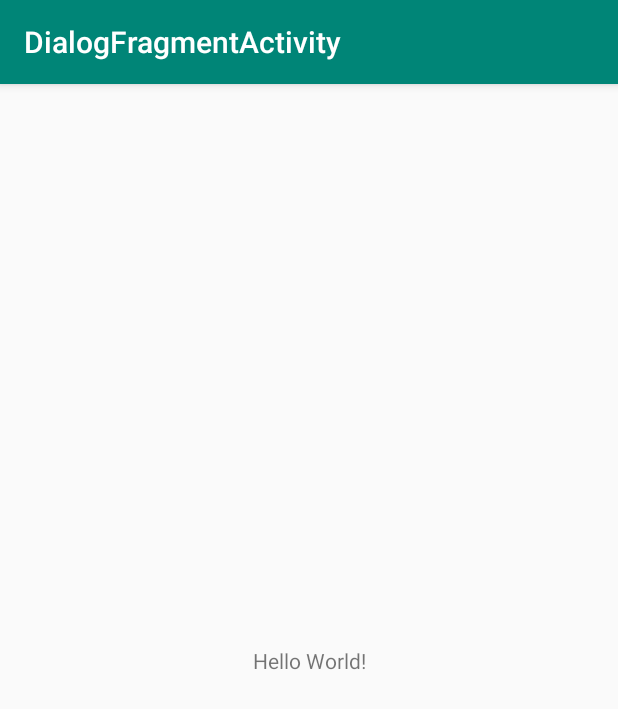
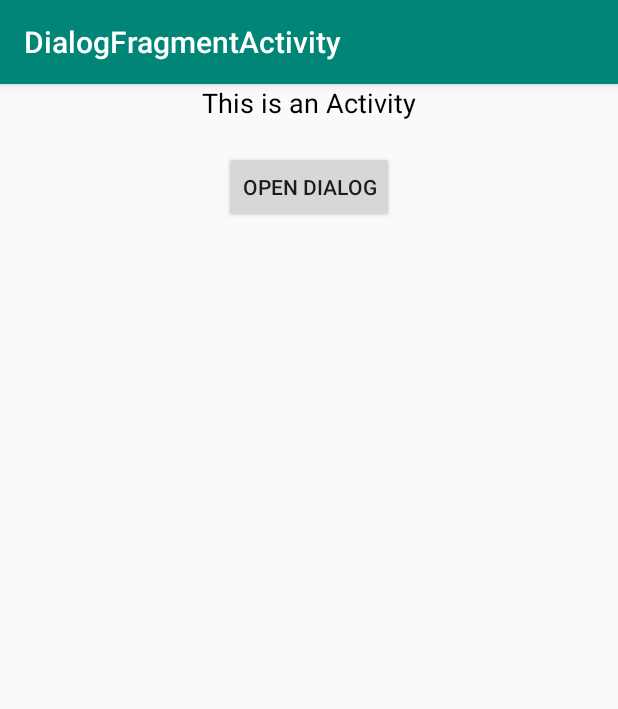
Before and after one commit to AdamDoquiatan/AndroidDev-Course, an Android app: the screen it shows after launch (MainActivity), on a phone screen of 412 x 824 dp. Shown: the top 709 px of the screen. Run offline under Robolectric (Android 15) with nearby library versions, the phone set to English and light mode, and no system bars.

Commit message:
more DialogFragmentActivity

```diff
--- a/DialogFragmentActivity/app/src/main/java/com/example/dialogfragmentactivity/MainActivity.java
+++ b/DialogFragmentActivity/app/src/main/java/com/example/dialogfragmentactivity/MainActivity.java
@@ -2,12 +2,48 @@ package com.example.dialogfragmentactivity;
 
 import android.support.v7.app.AppCompatActivity;
 import android.os.Bundle;
+import android.util.Log;
+import android.view.View;
+import android.widget.Button;
+import android.widget.TextView;
 
-public class MainActivity extends AppCompatActivity {
+public class MainActivity extends AppCompatActivity implements MyCustomDialog.OnInputListener {
+
+    private static final String TAG = "MainActivity";
+
+    @Override
+    public void sendInput(String input) {
+        Log.d(TAG, "sendInput: got the input: " + input);
+
+        mInputDisplay.setText(input);
+    }
+
+    //widgets
+    private Button mOpenDialog;
+    public TextView mInputDisplay;
+
+
+    //vars
+    public String mInput;
+
+
 
     @Override
     protected void onCreate(Bundle savedInstanceState) {
         super.onCreate(savedInstanceState);
         setContentView(R.layout.activity_main);
+        mOpenDialog = findViewById(R.id.open_dialog);
+        mInputDisplay = findViewById(R.id.input_display);
+
+        mOpenDialog.setOnClickListener(new View.OnClickListener() {
+            @Override
+            public void onClick(View v) {
+                Log.d(TAG, "onClick: opening dialog.");
+
+                MyCustomDialog dialog = new MyCustomDialog();
+                dialog.show(getSupportFragmentManager(), "MyCustomDialog");
+
+            }
+        });
     }
 }
--- a/DialogFragmentActivity/app/src/main/res/layout/activity_main.xml
+++ b/DialogFragmentActivity/app/src/main/res/layout/activity_main.xml
@@ -1,18 +1,51 @@
 <?xml version="1.0" encoding="utf-8"?>
-<android.support.constraint.ConstraintLayout xmlns:android="http://schemas.android.com/apk/res/android"
+<RelativeLayout
+    xmlns:android="http://schemas.android.com/apk/res/android"
     xmlns:app="http://schemas.android.com/apk/res-auto"
     xmlns:tools="http://schemas.android.com/tools"
     android:layout_width="match_parent"
-    android:layout_height="match_parent"
-    tools:context=".MainActivity">
+    android:layout_height="match_parent">
 
-    <TextView
-        android:layout_width="wrap_content"
-        android:layout_height="wrap_content"
-        android:text="Hello World!"
-        app:layout_constraintBottom_toBottomOf="parent"
-        app:layout_constraintLeft_toLeftOf="parent"
-        app:layout_constraintRight_toRightOf="parent"
-        app:layout_constraintTop_toTopOf="parent" />
 
-</android.support.constraint.ConstraintLayout>
+    <RelativeLayout
+        android:id="@+id/activity_container"
+        android:layout_width="match_parent"
+        android:layout_height="match_parent">
+
+        <TextView
+            android:id="@+id/heading"
+            android:layout_width="wrap_content"
+            android:layout_height="wrap_content"
+            android:layout_centerHorizontal="true"
+            android:text="This is an Activity"
+            android:textColor="#000"
+            android:textSize="18sp" />
+
+        <Button
+            android:id="@+id/open_dialog"
+            android:layout_width="wrap_content"
+            android:layout_height="wrap_content"
+            android:layout_below="@+id/heading"
+            android:layout_centerHorizontal="true"
+            android:layout_marginTop="20sp"
+            android:text="open dialog" />
+
+        <TextView
+            android:id="@+id/input_display"
+            android:layout_width="wrap_content"
+            android:layout_height="wrap_content"
+            android:layout_below="@+id/open_dialog"
+            android:layout_centerHorizontal="true"
+            android:layout_marginTop="20dp"
+            android:textColor="#000"
+            android:textSize="15sp" />
+
+
+    </RelativeLayout>
+
+
+
+
+
+
+</RelativeLayout>
```
Also changed, not shown: DialogFragmentActivity/app/src/main/java/com/example/dialogfragmentactivity/MyCustomDialog.java (added, +77 -0 lines), DialogFragmentActivity/app/src/main/res/layout/dialog_my_custom.xml (added, +59 -0 lines).
